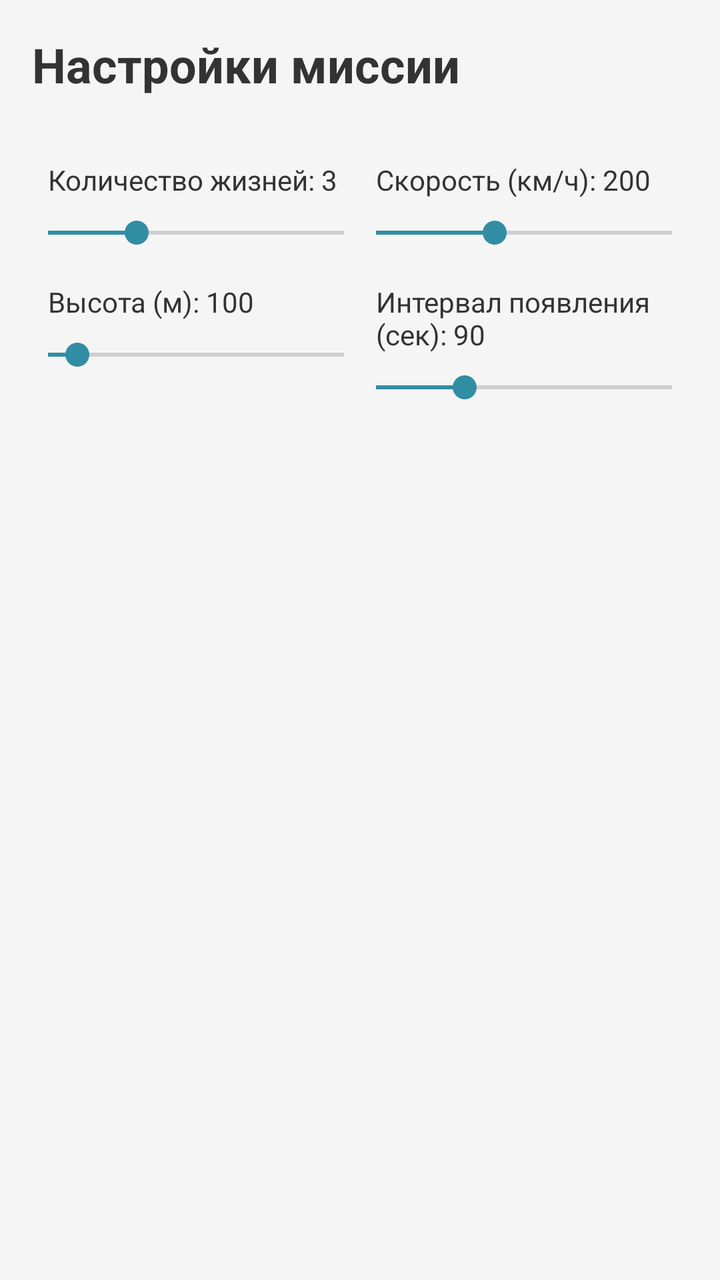
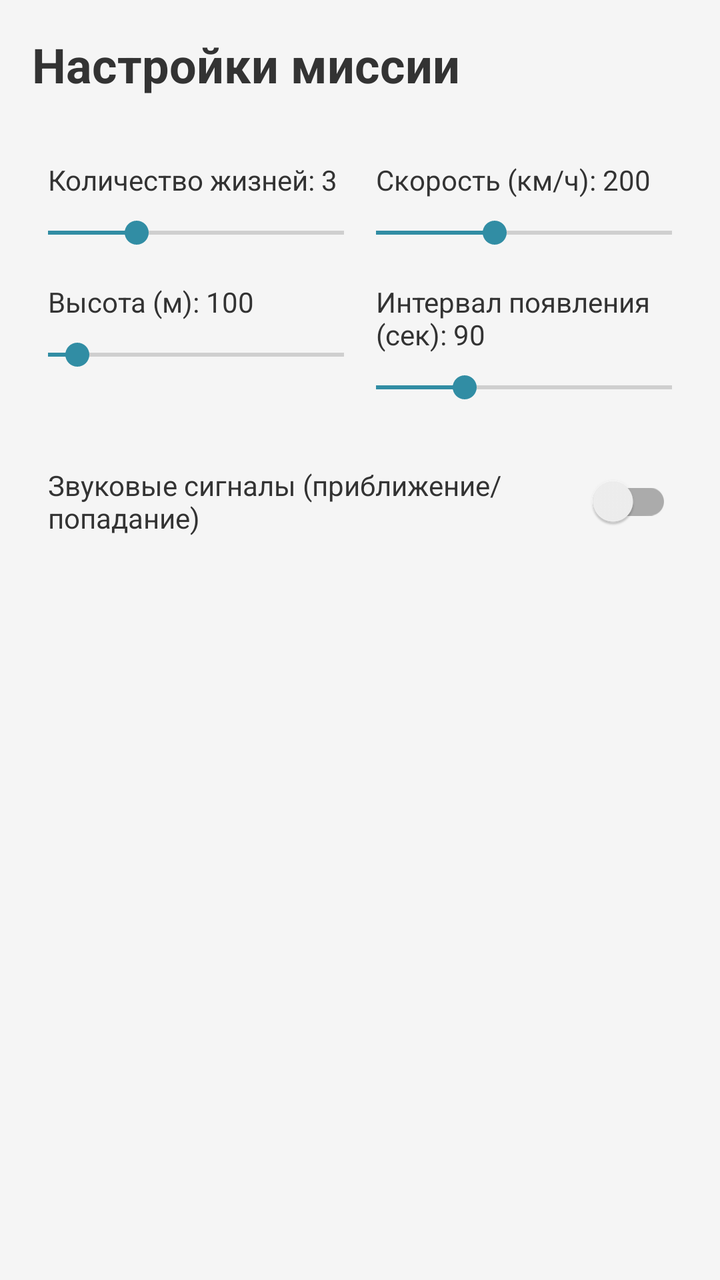

Two renders of the same Android screen: before a commit and after it. Below are the layout's source before the change and the commit's diff.
<!-- AndroidManifest.xml: application theme Theme.BerezaNet -->
<!-- res/layout/fragment_mission_settings.xml -->
<?xml version="1.0" encoding="utf-8"?>
<LinearLayout xmlns:android="http://schemas.android.com/apk/res/android"
    android:layout_width="match_parent"
    android:layout_height="match_parent"
    android:orientation="vertical"
    android:padding="16dp"
    android:background="#F5F5F5">

    <TextView
        android:layout_width="wrap_content"
        android:layout_height="wrap_content"
        android:text="Настройки миссии"
        android:textSize="24sp"
        android:textStyle="bold"
        android:layout_marginBottom="24dp"
        android:textColor="#333333"/>


    <GridLayout
        android:layout_width="match_parent"
        android:layout_height="wrap_content"
        android:columnCount="2"
        android:alignmentMode="alignMargins"
        android:columnOrderPreserved="false">

        
        <LinearLayout
            android:layout_width="0dp"
            android:layout_height="wrap_content"
            android:layout_columnWeight="1"
            android:orientation="vertical"
            android:padding="8dp">

            <TextView
                android:id="@+id/tv_lives_label"
                android:layout_width="wrap_content"
                android:layout_height="wrap_content"
                android:text="Количество жизней: 3"
                android:textSize="14sp"
                android:textColor="#333333"/>

            <SeekBar
                android:id="@+id/sb_lives"
                android:layout_width="match_parent"
                android:layout_height="wrap_content"
                android:max="10"
                android:progress="3"
                android:paddingStart="0dp"
                android:paddingEnd="0dp"
                android:layout_marginTop="8dp"/>
        </LinearLayout>

        
        <LinearLayout
            android:layout_width="0dp"
            android:layout_height="wrap_content"
            android:layout_columnWeight="1"
            android:orientation="vertical"
            android:padding="8dp">

            <TextView
                android:id="@+id/tv_speed_label"
                android:layout_width="wrap_content"
                android:layout_height="wrap_content"
                android:text="Скорость (км/ч): 200"
                android:textSize="14sp"
                android:textColor="#333333"/>

            <SeekBar
                android:id="@+id/sb_speed"
                android:layout_width="match_parent"
                android:layout_height="wrap_content"
                android:max="500"
                android:progress="200"
                android:paddingStart="0dp"
                android:paddingEnd="0dp"
                android:layout_marginTop="8dp"/>
        </LinearLayout>

        
        <LinearLayout
            android:layout_width="0dp"
            android:layout_height="wrap_content"
            android:layout_columnWeight="1"
            android:orientation="vertical"
            android:padding="8dp">

            <TextView
                android:id="@+id/tv_altitude_label"
                android:layout_width="wrap_content"
                android:layout_height="wrap_content"
                android:text="Высота (м): 100"
                android:textSize="14sp"
                android:textColor="#333333"/>

            <SeekBar
                android:id="@+id/sb_altitude"
                android:layout_width="match_parent"
                android:layout_height="wrap_content"
                android:max="1000"
                android:progress="100"
                android:paddingStart="0dp"
                android:paddingEnd="0dp"
                android:layout_marginTop="8dp"/>
        </LinearLayout>

        
        <LinearLayout
            android:layout_width="0dp"
            android:layout_height="wrap_content"
            android:layout_columnWeight="1"
            android:orientation="vertical"
            android:padding="8dp">

            <TextView
                android:id="@+id/tv_spawn_interval_label"
                android:layout_width="wrap_content"
                android:layout_height="wrap_content"
                android:text="Интервал появления (сек): 90"
                android:textSize="14sp"
                android:textColor="#333333"/>

            <SeekBar
                android:id="@+id/sb_spawn_interval"
                android:layout_width="match_parent"
                android:layout_height="wrap_content"
                android:max="300"
                android:progress="90"
                android:paddingStart="0dp"
                android:paddingEnd="0dp"
                android:layout_marginTop="8dp"/>
        </LinearLayout>
    </GridLayout>

</LinearLayout>
<!-- resources referenced by this layout -->
<resources>
  <style name="Theme.BerezaNet" parent="Theme.MaterialComponents.DayNight.NoActionBar">
      
      <item name="colorPrimary">@color/purple_500</item>
      <item name="colorPrimaryVariant">@color/purple_700</item>
      <item name="colorOnPrimary">@color/white</item>
  
      
      <item name="colorSecondary">@color/teal_200</item>
      <item name="colorSecondaryVariant">@color/teal_700</item>
      <item name="colorOnSecondary">@color/black</item>
  
      
      <item name="colorSurface">@color/white</item>
      <item name="colorOnSurface">@color/black</item>
  
      
      <item name="colorPrimaryContainer">@color/purple_500</item>
      <item name="colorOnPrimaryContainer">@color/purple_700</item>
  
      
      <item name="colorError">@color/red</item>
      <item name="colorOnError">@color/white</item>
  
      
      <item name="textAppearanceHeadline6">@style/TextAppearance.MaterialComponents.Headline6</item>
      <item name="textAppearanceSubtitle2">@style/TextAppearance.MaterialComponents.Subtitle2</item>
      <item name="textAppearanceCaption">@style/TextAppearance.MaterialComponents.Caption</item>
  
      
      <item name="dividerColor">@color/divider</item>
  
      <item name="android:statusBarColor">?attr/colorPrimaryVariant</item>
  </style>
  <color name="purple_500">#850FC5</color>
  <color name="purple_700">#A01A93</color>
  <color name="white">#FFFFFF</color>
  <color name="teal_200">#318DA4</color>
  <color name="teal_700">#3BC3D1</color>
  <color name="black">#000000</color>
  <color name="red">#FF0000</color>
  <color name="divider">#1F000000</color>
</resources>

<!-- the commit's change to res/layout/fragment_mission_settings.xml (unified diff, before → after) -->
@@ -132,4 +132,30 @@
         </LinearLayout>
     </GridLayout>
 
+    
+    <LinearLayout
+        android:layout_width="match_parent"
+        android:layout_height="wrap_content"
+        android:orientation="horizontal"
+        android:padding="8dp"
+        android:layout_marginTop="8dp"
+        android:gravity="center_vertical">
+
+        <TextView
+            android:layout_width="0dp"
+            android:layout_height="wrap_content"
+            android:layout_weight="1"
+            android:text="Звуковые сигналы (приближение/попадание)"
+            android:textSize="14sp"
+            android:textColor="#333333"/>
+
+        <androidx.appcompat.widget.SwitchCompat
+            android:id="@+id/sw_sound_enabled"
+            android:layout_width="wrap_content"
+            android:layout_height="wrap_content"
+            android:checked="false"
+            android:textColor="#333333"
+            android:textSize="14sp"/>
+    </LinearLayout>
+
 </LinearLayout>
